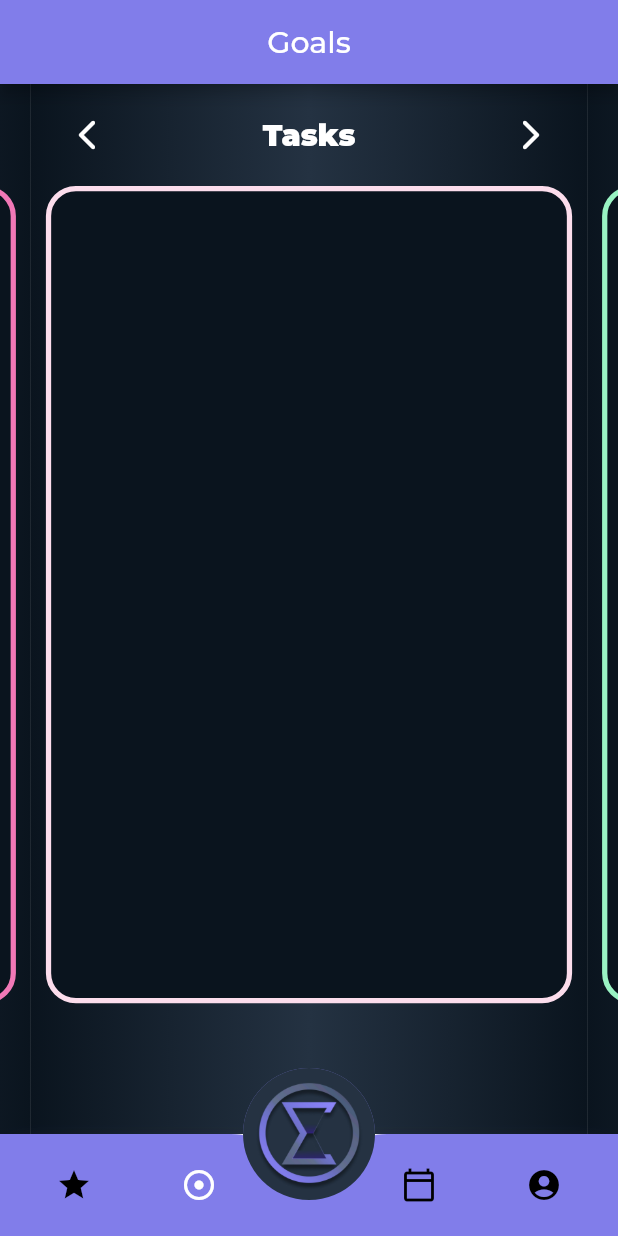
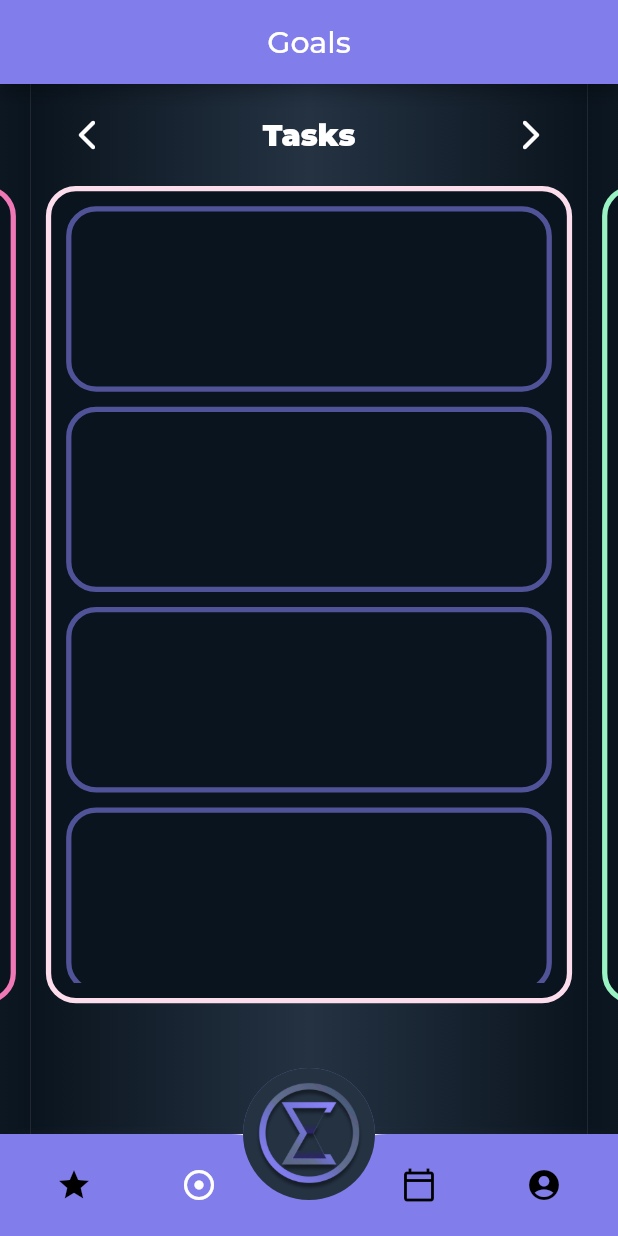
Before and after one commit to AxyleneOmega/sigma-app, a Flutter app: the screen it shows after launch, after a tap on the "star" icon, after a tap on the "adjust" icon, on a phone screen of 412 x 824 dp. Run offline on Flutter 3.47's test engine with Material 2 defaults, Android fonts, the phone set to English and light mode, and no system bars; drawn by our look-alikes of carousel_slider; missing offline and left inert: flutter_clean_calendar; project files that could hold a hidden picture were left out.

Commit message:
Added tasks subpage scroll behaviour & task cards

```diff
--- a/sigma_v1/lib/pages/about_page.dart
+++ b/sigma_v1/lib/pages/about_page.dart
@@ -27,8 +27,9 @@ class AboutPage extends StatelessWidget {
             //decoration: BoxDecoration(),
             child: RawScrollbar(
               thumbColor: const Color.fromRGBO(129, 125, 234, 1),
-              thickness: 10,
-              radius: const Radius.elliptical(4, 10),
+              thickness: 8,
+              radius: const Radius.circular(1),
+              minThumbLength: 10.0,
               child: SingleChildScrollView(
                 child: Center(
                   child: Padding(
@@ -132,7 +133,7 @@ class AboutPage extends StatelessWidget {
                           child: Text.rich(
                             TextSpan(
                               text:
-                                  '🎮  Use point accumulated in your profile to play mini-games in the REWARDS section.',
+                                  '🎮  Use points accumulated in your profile to play mini-games in the REWARDS section.',
                             ),
                             style: TextStyle(
                               fontStyle: FontStyle.normal,
--- a/sigma_v1/lib/pages/goalsSubPages/objectives_page.dart
+++ b/sigma_v1/lib/pages/goalsSubPages/objectives_page.dart
@@ -67,6 +67,7 @@ class _ObjectivesPage extends State<ObjectivesPage> {
             Expanded(
               flex: 9,
               child: Container(
+                width: MediaQuery.of(context).size.width,
                 margin: const EdgeInsets.all(10),
                 padding: const EdgeInsets.all(10),
                 decoration: BoxDecoration(
--- a/sigma_v1/lib/pages/goalsSubPages/routines_page.dart
+++ b/sigma_v1/lib/pages/goalsSubPages/routines_page.dart
@@ -66,6 +66,7 @@ class _RoutinesPage extends State<RoutinesPage> {
             Expanded(
               flex: 9,
               child: Container(
+                width: MediaQuery.of(context).size.width,
                 margin: const EdgeInsets.all(10),
                 padding: const EdgeInsets.all(10),
                 decoration: BoxDecoration(
--- a/sigma_v1/lib/pages/goalsSubPages/tasks_page.dart
+++ b/sigma_v1/lib/pages/goalsSubPages/tasks_page.dart
@@ -1,4 +1,5 @@
 import 'package:flutter/material.dart';
+import 'package:sigma_v1/pages/player_page.dart';
 
 class TaskPage extends StatefulWidget {
   const TaskPage({Key? key, this.index = 0, this.child}) : super(key: key);
@@ -67,6 +68,7 @@ class _TaskPage extends State<TaskPage> {
             Expanded(
               flex: 9,
               child: Container(
+                width: MediaQuery.of(context).size.width,
                 margin: const EdgeInsets.all(10),
                 padding: const EdgeInsets.all(10),
                 decoration: BoxDecoration(
@@ -75,6 +77,18 @@ class _TaskPage extends State<TaskPage> {
                   border: Border.all(
                     color: const Color.fromRGBO(252, 221, 236, 1),
                     width: 3.5,
+                  ),
+                ),
+                child: const RawScrollbar(
+                  crossAxisMargin: -5,
+                  thumbColor: Color.fromRGBO(129, 125, 234, 1),
+                  thickness: 6,
+                  radius: Radius.circular(10),
+                  minThumbLength: 10.0,
+                  child: CustomScrollView(
+                    slivers: <Widget>[
+                      TaskList(),
+                    ],
                   ),
                 ),
               ),
@@ -86,3 +100,59 @@ class _TaskPage extends State<TaskPage> {
     );
   }
 }
+
+Map<int, Task> _taskMap = {
+  0: const Task(),
+  1: const Task(),
+  2: const Task(),
+  3: const Task(),
+};
+
+class Server {
+  static List<Task> getTaskList() => _taskMap.values.toList();
+  static Task getTaskByIndex(int id) {
+    assert(id >= 0 && id <= 3);
+    return _taskMap[id]!;
+  }
+}
+
+class TaskList extends StatelessWidget {
+  const TaskList({Key? key}) : super(key: key);
+  @override
+  Widget build(BuildContext context) {
+    return SliverList(
+        delegate: SliverChildBuilderDelegate(
+      (BuildContext context, int index) {
+        final Task task = Server.getTaskByIndex(index);
+        return task;
+      },
+      childCount: 4,
+    ));
+  }
+}
+
+// ignore: must_be_immutable
+class Task extends StatefulWidget {
+  const Task({Key? key}) : super(key: key);
+  @override
+  State<Task> createState() => _Task();
+}
+
+class _Task extends State<Task> {
+  @override
+  Widget build(BuildContext context) {
+    return Container(
+      margin: const EdgeInsets.fromLTRB(0, 0, 0, 10),
+      height: MediaQuery.of(context).size.height * 0.15,
+      width: MediaQuery.of(context).size.width,
+      decoration: BoxDecoration(
+        borderRadius: BorderRadius.circular(20),
+        color: const Color.fromRGBO(10, 20, 30, 1),
+        border: Border.all(
+          color: const Color.fromRGBO(129, 125, 234, .6),
+          width: 3.5,
+        ),
+      ),
+    );
+  }
+}
--- a/sigma_v1/lib/pages/player_page.dart
+++ b/sigma_v1/lib/pages/player_page.dart
@@ -3,6 +3,9 @@ import 'dart:async';
 import 'package:sigma_v1/main.dart';
 import 'package:flutter/material.dart';
 import 'package:intl/intl.dart';
+import 'package:sigma_v1/pages/goalsSubPages/tasks_page.dart';
+import 'package:sigma_v1/pages/goalsSubPages/routines_page.dart';
+import 'package:sigma_v1/pages/goalsSubPages/objectives_page.dart';
 
 class PlayerPage extends StatefulWidget {
   const PlayerPage({Key? key}) : super(key: key);
@@ -368,6 +371,8 @@ class Player {
   var attributes = List.generate(6, (i) => List.filled(2, 0, growable: false),
       growable: false);
 
+  String getUsername() => username;
+
   void setAttribute(int attrNum, int points) {
     int level = points ~/ 100;
     int percent = points % 100;
```
